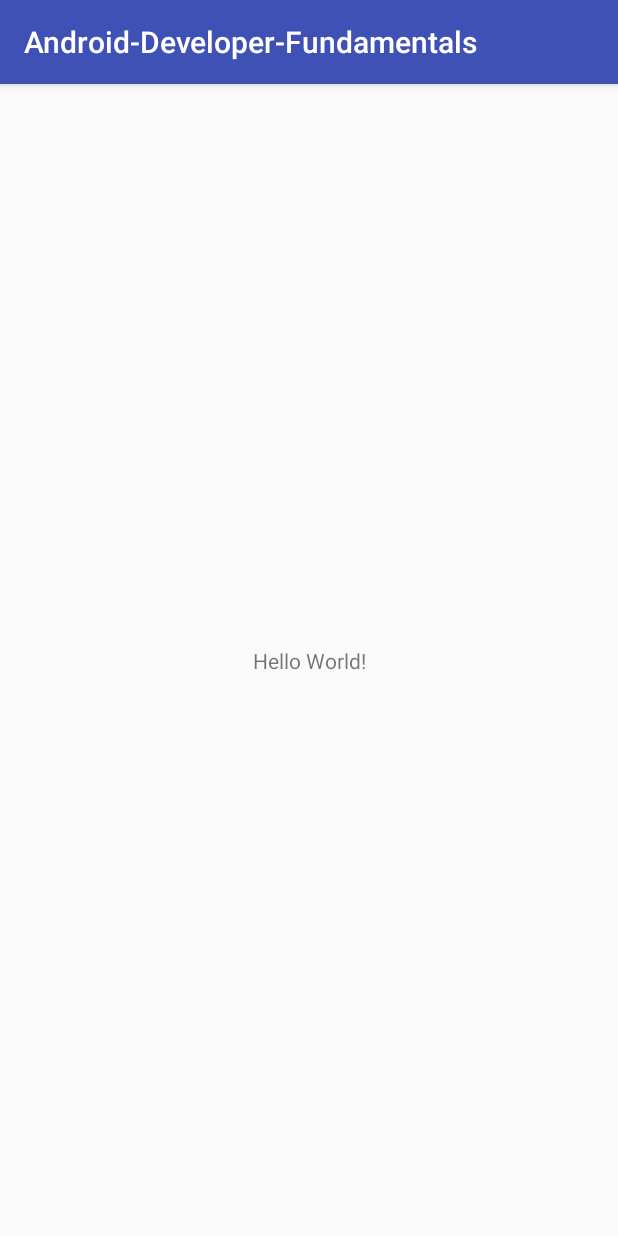
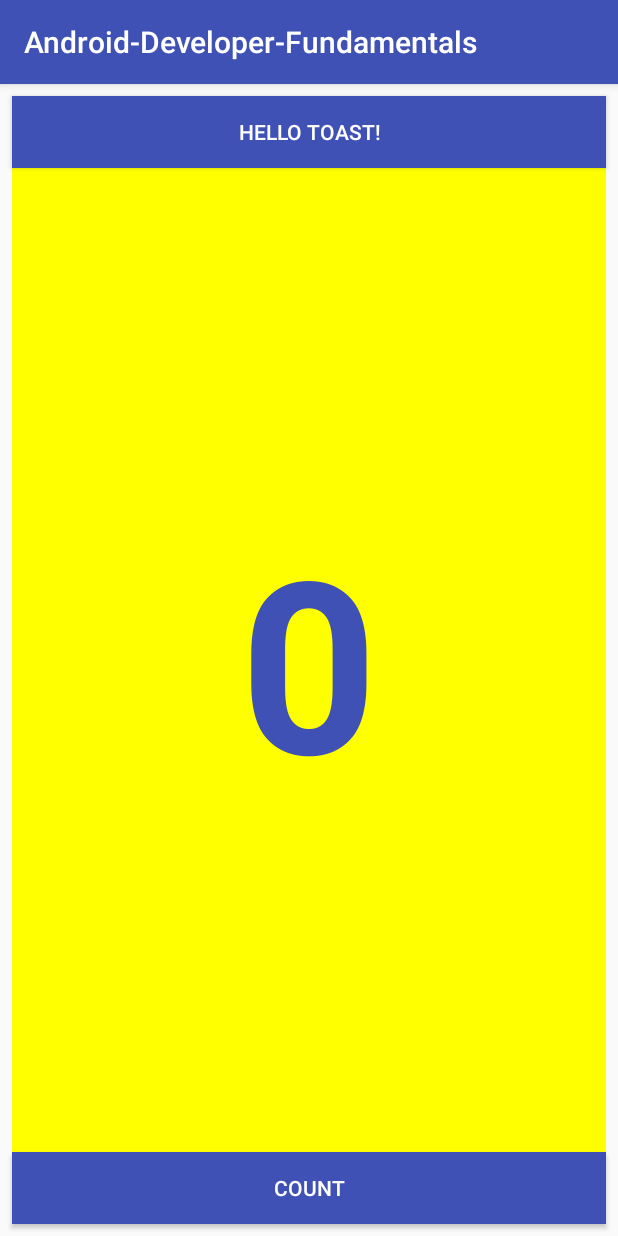
Before and after one commit to biratrai/android-developer-fundamental-course, an Android app: the screen it shows after launch (MainActivity), on a phone screen of 412 x 824 dp. Run offline under Robolectric (Android 15) with nearby library versions, the phone set to English and light mode, and no system bars.

Commit message:
adding toast button, count text, count button, extracting dimens and strings

```diff
--- a/app/src/main/res/layout/activity_main.xml
+++ b/app/src/main/res/layout/activity_main.xml
@@ -6,13 +6,50 @@
     android:layout_height="match_parent"
     tools:context="com.example.gooner10.android_developer_fundamentals.MainActivity">
 
-    <TextView
-        android:layout_width="wrap_content"
+    <Button
+        android:id="@+id/toastButton"
+        android:layout_width="match_parent"
         android:layout_height="wrap_content"
-        android:text="Hello World!"
-        app:layout_constraintBottom_toBottomOf="parent"
-        app:layout_constraintLeft_toLeftOf="parent"
-        app:layout_constraintRight_toRightOf="parent"
+        android:layout_marginEnd="8dp"
+        android:layout_marginStart="8dp"
+        android:layout_marginTop="8dp"
+        android:background="@color/colorPrimary"
+        android:text="@string/hello_toast"
+        android:textColor="@android:color/white"
+        app:layout_constraintEnd_toEndOf="parent"
+        app:layout_constraintStart_toStartOf="parent"
         app:layout_constraintTop_toTopOf="parent" />
 
+    <TextView
+        android:id="@+id/countTextView"
+        android:layout_width="0dp"
+        android:layout_height="0dp"
+        android:layout_marginLeft="8dp"
+        android:layout_marginRight="8dp"
+        android:background="#FFFF00"
+        android:gravity="center"
+        android:padding="8dp"
+        android:text="@string/count_initial_value"
+        android:textColor="@color/colorPrimary"
+        android:textSize="@dimen/count_textView_size"
+        android:textStyle="bold"
+        app:layout_constraintBottom_toTopOf="@+id/countButton"
+        app:layout_constraintEnd_toEndOf="parent"
+        app:layout_constraintStart_toStartOf="parent"
+        app:layout_constraintTop_toBottomOf="@+id/toastButton" />
+
+    <Button
+        android:id="@+id/countButton"
+        android:layout_width="match_parent"
+        android:layout_height="wrap_content"
+        android:layout_marginBottom="8dp"
+        android:layout_marginEnd="8dp"
+        android:layout_marginStart="8dp"
+        android:background="@color/colorPrimary"
+        android:text="@string/count"
+        android:textColor="@android:color/white"
+        app:layout_constraintBottom_toBottomOf="parent"
+        app:layout_constraintEnd_toEndOf="parent"
+        app:layout_constraintStart_toStartOf="parent" />
+
 </android.support.constraint.ConstraintLayout>
--- /dev/null
+++ b/app/src/main/res/values/dimens.xml
@@ -0,0 +1,4 @@
+<?xml version="1.0" encoding="utf-8"?>
+<resources>
+    <dimen name="count_textView_size">160sp</dimen>
+</resources>
--- a/app/src/main/res/values/strings.xml
+++ b/app/src/main/res/values/strings.xml
@@ -1,3 +1,6 @@
 <resources>
     <string name="app_name">Android-Developer-Fundamentals</string>
+    <string name="hello_toast">Hello Toast!</string>
+    <string name="count">Count</string>
+    <string name="count_initial_value">0</string>
 </resources>
```
